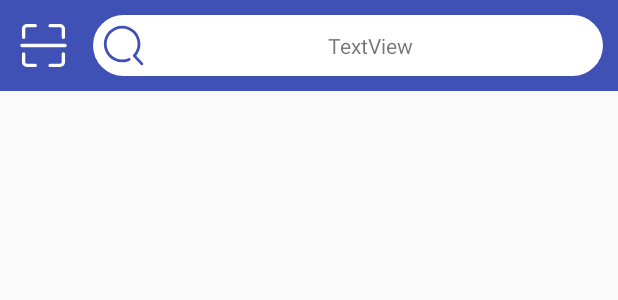
After one commit to toka-zh/shopping-mall, an Android app: the layout title_bar.xml on its own in the app's theme, with its tools: preview values and no code run, on a phone screen of 412 x 824 dp. The commit adds this screen. Shown: the top 300 px of the screen. Run offline under Robolectric (Android 15) with nearby library versions, the phone set to English and light mode, and no system bars.

Commit message:
×优化及修复   ×优化了图标大小及主题配色   ×修复了启动时无法初始化主页面

```diff
--- a/app/src/main/res/drawable-hdpi/ic_cart.xml
+++ b/app/src/main/res/drawable-hdpi/ic_cart.xml
@@ -5,11 +5,11 @@
     android:viewportHeight="1024">
   <path
       android:pathData="M940.8,284.8c-16,-19.2 -38.4,-28.8 -64,-28.8H352c-19.2,0 -32,12.8 -32,32s12.8,32 32,32h524.8c6.4,0 12.8,3.2 16,6.4 3.2,3.2 6.4,9.6 3.2,19.2l-48,336c0,9.6 -12.8,19.2 -25.6,19.2h-38.4,-3.2 -444.8c-12.8,0 -25.6,-16 -25.6,-28.8L256,300.8l-28.8,-156.8C220.8,99.2 182.4,64 134.4,64H96c-19.2,0 -32,16 -32,32s12.8,32 32,32h38.4c12.8,0 25.6,9.6 28.8,25.6L192,310.4l51.2,371.2C249.6,729.6 288,768 332.8,768h486.4c44.8,0 83.2,-32 89.6,-73.6L960,355.2c3.2,-25.6 -3.2,-51.2 -19.2,-70.4z"
-      android:fillColor="#333333"/>
+      android:fillColor="#3F51B5"/>
   <path
       android:pathData="M323.2,896m-64,0a64,64 0,1 0,128 0,64 64,0 1,0 -128,0Z"
-      android:fillColor="#333333"/>
+      android:fillColor="#3F51B5"/>
   <path
       android:pathData="M832,896m-64,0a64,64 0,1 0,128 0,64 64,0 1,0 -128,0Z"
-      android:fillColor="#333333"/>
+      android:fillColor="#3F51B5"/>
 </vector>
--- a/app/src/main/res/drawable-hdpi/ic_cart_fill.xml
+++ b/app/src/main/res/drawable-hdpi/ic_cart_fill.xml
@@ -5,11 +5,11 @@
     android:viewportHeight="1024">
   <path
       android:pathData="M323.2,896m-64,0a64,64 0,1 0,128 0,64 64,0 1,0 -128,0Z"
-      android:fillColor="#333333"/>
+      android:fillColor="#3F51B5"/>
   <path
       android:pathData="M832,896m-64,0a64,64 0,1 0,128 0,64 64,0 1,0 -128,0Z"
-      android:fillColor="#333333"/>
+      android:fillColor="#3F51B5"/>
   <path
       android:pathData="M940.8,284.8c-16,-19.2 -38.4,-28.8 -64,-28.8H249.6l-22.4,-112C220.8,99.2 182.4,64 134.4,64H96c-19.2,0 -32,16 -32,32s12.8,32 32,32h38.4c12.8,0 25.6,9.6 28.8,25.6L192,310.4l51.2,371.2C249.6,729.6 288,768 332.8,768h486.4c44.8,0 83.2,-32 89.6,-73.6L960,355.2c3.2,-25.6 -3.2,-51.2 -19.2,-70.4z"
-      android:fillColor="#333333"/>
+      android:fillColor="#3F51B5"/>
 </vector>
--- a/app/src/main/res/drawable-hdpi/ic_home.xml
+++ b/app/src/main/res/drawable-hdpi/ic_home.xml
@@ -4,6 +4,6 @@
     android:viewportWidth="1024"
     android:viewportHeight="1024">
     <path
-        android:fillColor="#333333"
+        android:fillColor="#3F51B5"
         android:pathData="M96,480c-9.6,0 -19.2,-3.2 -25.6,-12.8 -12.8,-12.8 -9.6,-35.2 3.2,-44.8l377.6,-310.4c35.2,-25.6 86.4,-25.6 118.4,0l377.6,307.2c12.8,9.6 16,32 3.2,44.8 -12.8,12.8 -32,16 -44.8,3.2L531.2,166.4c-9.6,-6.4 -28.8,-6.4 -38.4,0L115.2,473.6c-6.4,6.4 -12.8,6.4 -19.2,6.4zM816,928H608c-19.2,0 -32,-12.8 -32,-32v-150.4c0,-22.4 -38.4,-44.8 -67.2,-44.8 -28.8,0 -64,19.2 -64,44.8V896c0,19.2 -12.8,32 -32,32H211.2C163.2,928 128,892.8 128,848V544c0,-19.2 12.8,-32 32,-32s32,12.8 32,32v304c0,9.6 6.4,16 19.2,16H384v-118.4c0,-64 67.2,-108.8 128,-108.8s131.2,44.8 131.2,108.8V864h176c9.6,0 16,0 16,-19.2V544c0,-19.2 12.8,-32 32,-32s32,12.8 32,32v304C896,896 864,928 816,928z" />
 </vector>
--- a/app/src/main/res/drawable-hdpi/ic_home_fill.xml
+++ b/app/src/main/res/drawable-hdpi/ic_home_fill.xml
@@ -4,6 +4,6 @@
     android:viewportWidth="1024"
     android:viewportHeight="1024">
     <path
-        android:fillColor="#333333"
+        android:fillColor="#3F51B5"
         android:pathData="M947.2,422.4L572.8,115.2c-32,-25.6 -86.4,-25.6 -118.4,0L76.8,425.6c-12.8,6.4 -16,22.4 -9.6,35.2 3.2,12.8 16,19.2 28.8,19.2h32v364.8C128,892.8 163.2,928 211.2,928H416c19.2,0 32,-12.8 32,-32v-147.2c0,-22.4 35.2,-44.8 64,-44.8 28.8,0 67.2,22.4 67.2,44.8V896c0,19.2 12.8,32 32,32h208c48,0 80,-32 80,-83.2V480h32c12.8,0 25.6,-9.6 28.8,-22.4 3.2,-12.8 0,-25.6 -12.8,-35.2z" />
 </vector>
--- a/app/src/main/res/drawable-hdpi/ic_message.xml
+++ b/app/src/main/res/drawable-hdpi/ic_message.xml
@@ -5,5 +5,5 @@
     android:viewportHeight="1024">
   <path
       android:pathData="M640,416l-256,0c-17.66,0 -32,-14.34 -32,-32s14.34,-32 32,-32l256,0c17.7,0 32,14.34 32,32S657.7,416 640,416zM579.26,544 L384,544c-17.66,0 -32,-14.34 -32,-32s14.34,-32 32,-32l195.26,0c17.7,0 32,14.34 32,32S596.93,544 579.26,544zM962.24,448c0,-211.74 -200.96,-384 -448,-384s-448,172.26 -448,384c0,116.51 63.04,226.05 172.93,300.67 14.62,9.98 34.53,6.14 44.45,-8.51 9.92,-14.62 6.11,-34.53 -8.51,-44.45C183.04,633.22 130.24,542.94 130.24,448c0,-176.45 172.26,-320 384,-320 211.74,0 384,143.55 384,320 0,176.45 -172.26,320 -384,320 -1.98,0 -3.68,0.77 -5.57,1.12 -15.14,-2.72 -30.46,5.22 -35.78,20.19 -6.14,17.38 -46.37,46.66 -94.14,73.79 17.44,-58.21 9.09,-70.69 3.49,-78.98 -6.72,-9.98 -17.92,-15.94 -29.92,-15.94 -17.66,0 -32,14.3 -32,32 0,5.82 1.54,11.26 4.26,15.97 -3.23,18.21 -17.22,60.83 -33.06,99.84 -4.93,12.1 -1.98,25.98 7.39,35.07 6.08,5.89 14.11,8.99 22.27,8.99 4.38,0 8.8,-0.9 12.99,-2.75 36.48,-16.26 147.65,-69.12 187.62,-125.63C765.34,828.16 962.24,657.57 962.24,448z"
-      android:fillColor="#333333"/>
+      android:fillColor="#3F51B5"/>
 </vector>
--- a/app/src/main/res/drawable-hdpi/ic_message_fill.xml
+++ b/app/src/main/res/drawable-hdpi/ic_message_fill.xml
@@ -5,5 +5,5 @@
     android:viewportHeight="1024">
   <path
       android:pathData="M512,67.17c-247.04,0 -448,172.26 -448,384 0,116.51 63.04,226.05 174.05,301.41l84.16,52.03c-3.68,23.55 -18.75,74.5 -33.44,115.94 -4.26,12.06 -0.93,25.5 8.45,34.18 6.02,5.57 13.82,8.51 21.73,8.51 4.42,0 8.83,-0.9 13.02,-2.75 36.42,-16.22 147.46,-68.96 187.58,-125.38C763.14,831.62 960,660.7 960,451.17 960,239.42 759.04,67.17 512,67.17zM580.22,543.97 L384.96,543.97c-17.66,0 -32,-14.34 -32,-32s14.34,-32 32,-32l195.26,0c17.7,0 32,14.34 32,32S597.92,543.97 580.22,543.97zM640.93,415.97 L384.96,415.97c-17.66,0 -32,-14.34 -32,-32s14.34,-32 32,-32l255.97,0c17.7,0 32,14.34 32,32S658.62,415.97 640.93,415.97z"
-      android:fillColor="#333333"/>
+      android:fillColor="#3F51B5"/>
 </vector>
--- a/app/src/main/res/drawable-hdpi/ic_my.xml
+++ b/app/src/main/res/drawable-hdpi/ic_my.xml
@@ -5,5 +5,5 @@
     android:viewportHeight="1024">
   <path
       android:pathData="M800,384c0,-160 -128,-288 -288,-288s-288,128 -288,288c0,108.8 57.6,201.6 147.2,249.6 -121.6,48 -214.4,153.6 -240,288 -3.2,16 6.4,35.2 25.6,38.4h6.4c16,0 28.8,-9.6 32,-25.6 28.8,-150.4 160,-259.2 313.6,-262.4h6.4c156.8,0 284.8,-128 284.8,-288zM288,384c0,-124.8 99.2,-224 224,-224s224,99.2 224,224c0,121.6 -99.2,220.8 -220.8,224H505.6C384,604.8 288,505.6 288,384zM723.2,675.2c-16,-9.6 -35.2,-6.4 -44.8,9.6 -9.6,16 -6.4,35.2 9.6,44.8 73.6,51.2 124.8,121.6 140.8,204.8 3.2,16 16,25.6 32,25.6h6.4c16,-3.2 28.8,-19.2 25.6,-38.4 -19.2,-99.2 -80,-185.6 -169.6,-246.4z"
-      android:fillColor="#333333"/>
+      android:fillColor="#3F51B5"/>
 </vector>
--- a/app/src/main/res/drawable-hdpi/ic_my_fill.xml
+++ b/app/src/main/res/drawable-hdpi/ic_my_fill.xml
@@ -5,5 +5,5 @@
     android:viewportHeight="1024">
   <path
       android:pathData="M649.6,633.6c86.4,-48 147.2,-144 147.2,-249.6 0,-160 -128,-288 -288,-288s-288,128 -288,288c0,108.8 57.6,201.6 147.2,249.6 -121.6,48 -214.4,153.6 -240,288 -3.2,9.6 0,19.2 6.4,25.6 3.2,9.6 12.8,12.8 22.4,12.8h704c9.6,0 19.2,-3.2 25.6,-12.8 6.4,-6.4 9.6,-16 6.4,-25.6 -25.6,-134.4 -121.6,-240 -243.2,-288z"
-      android:fillColor="#333333"/>
+      android:fillColor="#3F51B5"/>
 </vector>
--- a/app/src/main/res/drawable-hdpi/ic_welcome.xml
+++ b/app/src/main/res/drawable-hdpi/ic_welcome.xml
@@ -4,6 +4,6 @@
     android:viewportWidth="1024"
     android:viewportHeight="1024">
     <path
-        android:fillColor="#13227a"
+        android:fillColor="#3F51B5"
         android:pathData="M227.25,414.42C227.25,414.42 54.68,132.94 188.06,58.61 321.45,-15.71 406.01,221.72 423.89,315.32 423.89,315.32 464.45,303.62 478.2,302.93 478.2,302.93 477.52,-34.29 649.4,8.38 649.4,8.38 782.79,26.96 707.84,307.75 707.84,307.75 881.1,347.66 937.48,528.66 993.86,709.66 896.23,888.59 700.97,968.42 505.71,1048.26 227.94,1051.01 124.12,812.2 20.3,573.39 227.25,414.42 227.25,414.42Z" />
 </vector>
--- /dev/null
+++ b/app/src/main/res/drawable/ic_scan.xml
@@ -0,0 +1,21 @@
+<vector xmlns:android="http://schemas.android.com/apk/res/android"
+    android:width="35dp"
+    android:height="35dp"
+    android:viewportWidth="1024"
+    android:viewportHeight="1024">
+    <path
+        android:fillColor="#FFFFFF"
+        android:pathData="M928,544 L96,544c-17.66,0 -32,-14.34 -32,-32s14.34,-32 32,-32l832,0c17.7,0 32,14.34 32,32S945.7,544 928,544z" />
+    <path
+        android:fillColor="#FFFFFF"
+        android:pathData="M832,928l-192,0c-17.7,0 -32,-14.3 -32,-32s14.3,-32 32,-32l192,0c17.66,0 32,-14.34 32,-32l0,-160c0,-17.7 14.3,-32 32,-32s32,14.3 32,32l0,160C928,884.93 884.93,928 832,928z" />
+    <path
+        android:fillColor="#FFFFFF"
+        android:pathData="M352,928 L192,928c-52.93,0 -96,-43.07 -96,-96l0,-160c0,-17.7 14.34,-32 32,-32s32,14.3 32,32l0,160c0,17.66 14.37,32 32,32l160,0c17.66,0 32,14.3 32,32S369.66,928 352,928z" />
+    <path
+        android:fillColor="#FFFFFF"
+        android:pathData="M128,384c-17.66,0 -32,-14.34 -32,-32L96,192c0,-52.93 43.07,-96 96,-96l160,0c17.66,0 32,14.34 32,32s-14.34,32 -32,32L192,160C174.37,160 160,174.37 160,192l0,160C160,369.66 145.66,384 128,384z" />
+    <path
+        android:fillColor="#FFFFFF"
+        android:pathData="M896,384c-17.7,0 -32,-14.34 -32,-32L864,192c0,-17.63 -14.34,-32 -32,-32l-192,0c-17.7,0 -32,-14.34 -32,-32s14.3,-32 32,-32l192,0c52.93,0 96,43.07 96,96l0,160C928,369.66 913.7,384 896,384z" />
+</vector>
--- /dev/null
+++ b/app/src/main/res/drawable/ic_search.xml
@@ -0,0 +1,9 @@
+<vector xmlns:android="http://schemas.android.com/apk/res/android"
+    android:width="30dp"
+    android:height="30dp"
+    android:viewportWidth="1024"
+    android:viewportHeight="1024">
+    <path
+        android:fillColor="#3F51B5"
+        android:pathData="M953.5,908.26l-152.61,-163.3c61.86,-74.5 95.87,-167.36 95.87,-265.12 0,-229.34 -186.62,-415.97 -416.03,-415.97 -229.34,0 -415.97,186.59 -415.97,415.97s186.62,415.97 416,415.97c60.1,-0.03 118.05,-12.58 172.22,-37.25 16.1,-7.33 23.2,-26.3 15.87,-42.37 -7.33,-16.13 -26.4,-23.26 -42.37,-15.87 -45.86,20.86 -94.88,31.46 -145.76,31.49 -194.08,0 -351.97,-157.89 -351.97,-351.97 0,-194.05 157.89,-351.97 351.97,-351.97 194.11,0 352.03,157.89 352.03,351.97 0,91.36 -34.85,177.92 -98.08,243.74 -12.26,12.74 -11.84,32.99 0.86,45.25 0.96,0.93 2.21,1.28 3.3,2.08 0.86,1.28 1.31,2.75 2.4,3.9l165.5,177.09c6.27,6.75 14.82,10.14 23.36,10.14 7.84,0 15.68,-2.85 21.86,-8.64C964.86,941.41 965.57,921.15 953.5,908.26z" />
+</vector>
--- /dev/null
+++ b/app/src/main/res/drawable/search_shape.xml
@@ -0,0 +1,5 @@
+<?xml version="1.0" encoding="utf-8"?>
+<shape xmlns:android="http://schemas.android.com/apk/res/android" android:shape="rectangle">
+    <solid android:color="#ffffff"/>
+    <corners android:radius="30dp"/>
+</shape>
--- /dev/null
+++ b/app/src/main/res/layout/title_bar.xml
@@ -0,0 +1,30 @@
+<?xml version="1.0" encoding="utf-8"?>
+<LinearLayout xmlns:android="http://schemas.android.com/apk/res/android"
+    android:layout_width="match_parent"
+    android:layout_height="wrap_content"
+    android:background="#3F51B5"
+    android:gravity="center">
+
+    <ImageView
+        android:id="@+id/scan"
+        android:layout_width="wrap_content"
+        android:layout_height="wrap_content"
+        android:src="@drawable/ic_scan"
+        android:paddingStart="6dp"
+        android:layout_margin="5dp"
+        android:paddingLeft="6dp" />
+
+    <TextView
+        android:id="@+id/search"
+        android:layout_width="0dp"
+        android:layout_height="wrap_content"
+        android:layout_margin="10dp"
+        android:layout_weight="1"
+        android:background="@drawable/search_shape"
+        android:drawableStart="@drawable/ic_search"
+        android:drawableLeft="@drawable/ic_search"
+        android:gravity="center"
+        android:padding="5dp"
+        android:text="TextView" />
+
+</LinearLayout>
--- a/app/src/main/res/values/colors.xml
+++ b/app/src/main/res/values/colors.xml
@@ -1,6 +1,9 @@
 <?xml version="1.0" encoding="utf-8"?>
 <resources>
     <color name="colorPrimary">#6200EE</color>
-    <color name="colorPrimaryDark">#3700B3</color>
+    <color name="colorPrimaryDark">#3F51B5</color>
     <color name="colorAccent">#03DAC5</color>
+
+
+    <color name="themeColor">#3F51B5</color>
 </resources>
```
Also changed, not shown: app/src/main/java/com/tokaku/shoppingmall/HomeFragment.java (+28 -1 lines), app/src/main/java/com/tokaku/shoppingmall/MainActivity.java (+9 -6 lines), app/src/main/res/drawable/barline.xml (added, +7 -0 lines), app/src/main/res/layout/activity_main.xml (+30 -10 lines), app/src/main/res/layout/fragment_home.xml (added, +16 -0 lines).
